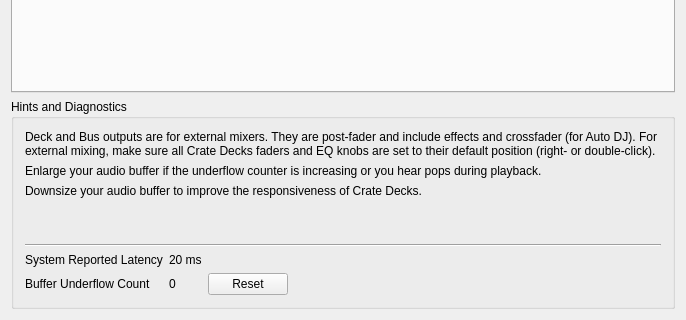
Qt form src/preferences/dialog/dlgprefsounddlg.ui (thecrateapp/crate-decks) before a commit; both pictures show x 0 to 686 and y 532 to 852 of the 686 by 852 pixel window.
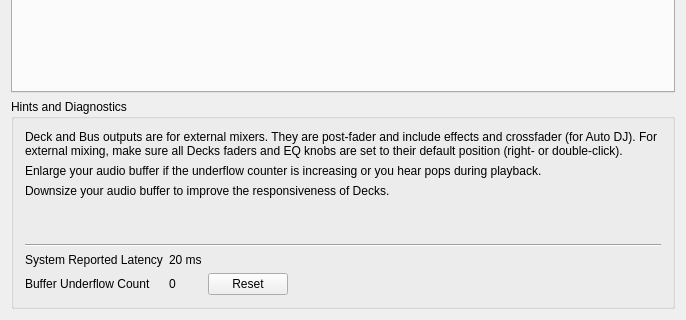
The same form after that commit.

Commit message: feat(decks): call the application Decks

Patch:
```diff
--- a/src/preferences/dialog/dlgprefsounddlg.ui
+++ b/src/preferences/dialog/dlgprefsounddlg.ui
@@ -360,7 +360,7 @@
       <item row="0" column="0" colspan="4">
        <widget class="QLabel" name="deckBusHint">
         <property name="text">
-         <string>Deck and Bus outputs are for external mixers. They are post-fader and include effects and crossfader (for Auto DJ). For external mixing, make sure all Crate Decks faders and EQ knobs are set to their default position (right- or double-click). </string>
+         <string>Deck and Bus outputs are for external mixers. They are post-fader and include effects and crossfader (for Auto DJ). For external mixing, make sure all Decks faders and EQ knobs are set to their default position (right- or double-click). </string>
         </property>
         <property name="wordWrap">
          <bool>true</bool>
@@ -383,7 +383,7 @@
       <item row="2" column="0" colspan="4">
        <widget class="QLabel" name="audioBufferHint">
         <property name="text">
-         <string>Downsize your audio buffer to improve the responsiveness of Crate Decks.</string>
+         <string>Downsize your audio buffer to improve the responsiveness of Decks.</string>
         </property>
         <property name="wordWrap">
          <bool>true</bool>
```
The commit also changes 102 other files.
